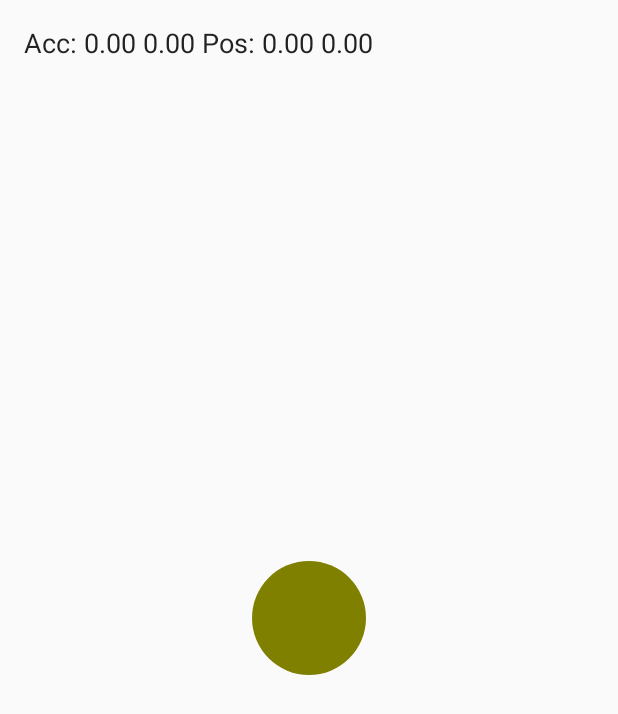
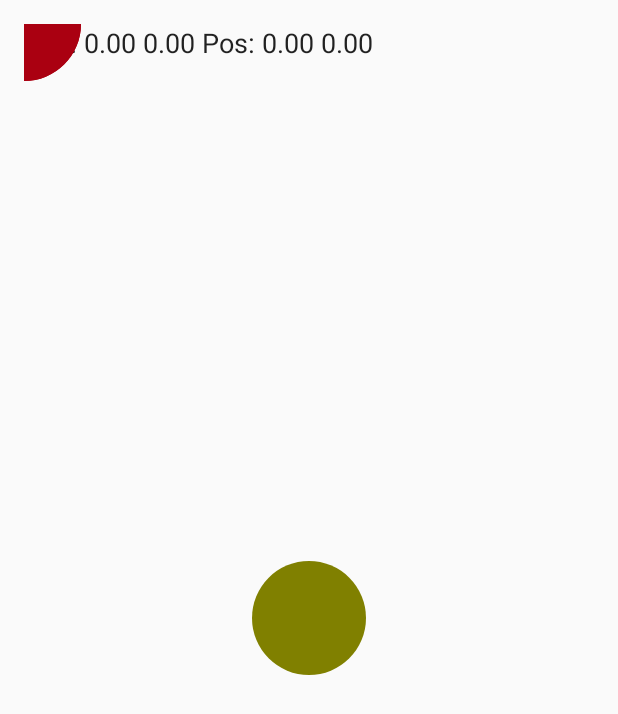
Before and after one commit to quantCat/Labyrinth, an Android app: the MainActivity screen opened directly, with no data from a screen before it, on a phone screen of 412 x 824 dp. Shown: the top 714 px of the screen. Run offline under Robolectric (Android 15) with nearby library versions, the light colour scheme and no system bars; 8 statements that could not run were skipped.

Commit message:
Add start and finish point mechanics.

```diff
--- a/app/src/main/java/com/example/veronika/ball/Ball.java
+++ b/app/src/main/java/com/example/veronika/ball/Ball.java
@@ -4,9 +4,6 @@ import android.graphics.Canvas;
 import android.graphics.Color;
 import android.graphics.Paint;
 import android.util.Log;
-
-import static java.lang.Math.max;
-import static java.lang.Math.min;
 
 /**
  * Created by veronika on 25/02/2017.
@@ -22,6 +19,13 @@ class Ball {
     Labyrinth labyrinth = null;
     final float Radius = 10.0f;
     final float MAX_SPEED = 20.0f;
+
+    public void initPosition() {
+        x = labyrinth.start.x;
+        y = labyrinth.start.y;
+        vx = 0;
+        vy = 0;
+    }
 
     public float getX() {
         return x;
@@ -52,9 +56,6 @@ class Ball {
         //Log.i("trace", String.format("Ball.coordChange: x=%.3f y=%.3f width=%d height=%d", x, y, width, height));
     }
 
-
-
-
     public void draw(Canvas canvas, int width, int height) {
         final int min_dim = Math.min(width, height);
         final float ball_radius = min_dim / 10.0f;
--- a/app/src/main/java/com/example/veronika/ball/Drawer.java
+++ b/app/src/main/java/com/example/veronika/ball/Drawer.java
@@ -33,7 +33,7 @@ public class Drawer extends View {
         int width = getWidth();
         int height = getHeight();
         super.onDraw(canvas);
+        labyrinth.draw(canvas, ball, width, height);
         ball.draw(canvas, width, height);
-        labyrinth.draw(canvas, ball, width, height);
     }
 }
--- a/app/src/main/java/com/example/veronika/ball/Labyrinth.java
+++ b/app/src/main/java/com/example/veronika/ball/Labyrinth.java
@@ -108,6 +108,8 @@ public class Labyrinth {
     }
 
     public void draw(Canvas canvas, Ball ball, int width, int height) {
+
+        //PREPARE TO DRAW
         final float min_dim = Math.min(width, height);
         final float x_viewPoint = (float) width * 100.0f / min_dim;
         final float y_viewPoint = (float) height * 100.0f / min_dim;
@@ -115,21 +117,33 @@ public class Labyrinth {
         final int x_view_max = (int) Math.ceil(ball.getX() + x_viewPoint * 0.5f);
         final int y_view_min = (int) Math.floor(ball.getY() - y_viewPoint * 0.5f);
         final int y_view_max = (int) Math.ceil(ball.getY() + y_viewPoint * 0.5f);
+
+        //WALLS
         ArrayList <Wall> vis_walls = visibleWalls(x_view_min, y_view_min, x_view_max, y_view_max);
-        //Log.i("Labyrinth.draw", String.format("screen=%d:%d ball=%.3f:%.3f viewport: %d-%d %d-%d %d walls, %d visible walls",
-        //        width, height, ball.getX(), ball.getY(),
-        //        x_view_min, x_view_max, y_view_min, y_view_max,
-        //        walls.size(), vis_walls.size()));
         Paint wallPaint = new Paint(Paint.ANTI_ALIAS_FLAG);
         wallPaint.setStrokeWidth(min_dim * 0.02f);
-        wallPaint.setColor(0xffff0000);
+        wallPaint.setColor(0xffbf1faf);
         for (int i = 0; i < vis_walls.size(); ++i) {
             Wall wall = vis_walls.get(i);
-            float x0 = (wall.begin.x - x_view_min) * (float) width / x_viewPoint;
-            float x1 = (wall.end.x - x_view_min) * (float) width / x_viewPoint;
+            float x0 = (wall.begin.x - x_view_min) * (float) width  / x_viewPoint;
             float y0 = (wall.begin.y - y_view_min) * (float) height / y_viewPoint;
-            float y1 = (wall.end.y - y_view_min) * (float) height / y_viewPoint;
+            float x1 = (wall.end.x   - x_view_min) * (float) width  / x_viewPoint;
+            float y1 = (wall.end.y   - y_view_min) * (float) height / y_viewPoint;
             canvas.drawLine(x0, y0, x1, y1, wallPaint);
         }
+
+        //START AND FINISH POINTS
+        Paint positionsPaint = new Paint(Paint.ANTI_ALIAS_FLAG);
+        positionsPaint.setColor(0xffaa0011);
+        final float ball_radius = min_dim / 10.0f;
+        float x_start  = (start.x - x_view_min)  * (float) width  / x_viewPoint;
+        float y_start  = (start.y - y_view_min)  * (float) height / y_viewPoint;
+        float x_finish = (finish.x - x_view_min) * (float) width  / x_viewPoint;
+        float y_finish = (finish.y - y_view_min) * (float) height / y_viewPoint;
+        Log.i("Labyrinth.draw", String.format("start=%.2f:%.2f finish=%.2f:%.2f", x_start, y_start, x_finish, y_finish));
+        canvas.drawCircle(x_start, y_start, ball_radius, positionsPaint);
+        canvas.drawCircle(x_finish, y_finish, ball_radius, positionsPaint);
+
+
     }
 }
--- a/app/src/main/java/com/example/veronika/ball/MainActivity.java
+++ b/app/src/main/java/com/example/veronika/ball/MainActivity.java
@@ -5,7 +5,6 @@ import android.content.Context;
 import android.content.pm.ConfigurationInfo;
 import android.hardware.Sensor;
 import android.hardware.SensorManager;
-import android.opengl.GLSurfaceView;
 import android.support.v7.app.AppCompatActivity;
 import android.os.Bundle;
 import android.util.Log;
@@ -36,13 +35,13 @@ public class MainActivity extends AppCompatActivity {
 
         tvText = (TextView) findViewById(R.id.tvText);
         SensorManager sensorManager = (SensorManager) getSystemService(SENSOR_SERVICE);
-        Sensor sensorAccel = sensorManager.getDefaultSensor(Sensor.TYPE_ACCELEROMETER);
 
         pc = new PositionCheck(this);
         loadLabyrinth();
         drawer = (Drawer) findViewById(R.id.view);
         drawer.ball.labyrinth = labyrinth;
         drawer.labyrinth = labyrinth;
+        drawer.ball.initPosition();
     }
 
     private void loadLabyrinth() {
@@ -79,12 +78,6 @@ public class MainActivity extends AppCompatActivity {
         timer.cancel();
     }
 
-    private boolean supportES2() {
-        ActivityManager activityManager =
-                (ActivityManager) getSystemService(Context.ACTIVITY_SERVICE);
-        ConfigurationInfo configurationInfo = activityManager.getDeviceConfigurationInfo();
-        return (configurationInfo.reqGlEsVersion >= 0x20000);
-    }
 
     void showInfo() {
         sb.setLength(0);
```
Also changed, not shown: 1 other file.
